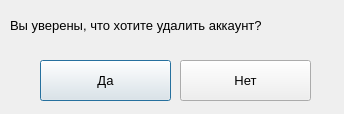
EgLeVor/Course, file DeleteAccountWindow.ui: the form before one commit.
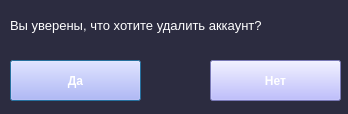
The form after the commit.

```diff
--- a/DeleteAccountWindow.ui
+++ b/DeleteAccountWindow.ui
@@ -6,13 +6,28 @@
    <rect>
     <x>0</x>
     <y>0</y>
-    <width>344</width>
+    <width>348</width>
     <height>114</height>
    </rect>
   </property>
   <property name="windowTitle">
    <string>Удаление аккаунта</string>
   </property>
+  <property name="styleSheet">
+   <string notr="true">QPushButton{
+	font: 75 9pt &quot;MS Shell Dlg 2&quot;;
+	background-color: rgb(170, 170, 255);
+	color: rgb(255, 255, 255);
+	font-weight: bold
+}
+QDialog{
+	background-color: rgb(44, 44, 64);
+}
+QLabel{
+	color: rgb(255, 255, 255);
+}
+</string>
+  </property>
   <widget class="QLabel" name="label">
    <property name="geometry">
     <rect>
@@ -34,7 +49,7 @@
   <widget class="QPushButton" name="yes_btn">
    <property name="geometry">
     <rect>
-     <x>40</x>
+     <x>10</x>
      <y>60</y>
      <width>131</width>
      <height>41</height>
@@ -42,7 +57,11 @@
    </property>
    <property name="font">
     <font>
-     <pointsize>10</pointsize>
+     <family>MS Shell Dlg 2</family>
+     <pointsize>9</pointsize>
+     <weight>75</weight>
+     <italic>false</italic>
+     <bold>true</bold>
     </font>
    </property>
    <property name="text">
@@ -52,7 +71,7 @@
   <widget class="QPushButton" name="no_btn">
    <property name="geometry">
     <rect>
-     <x>180</x>
+     <x>210</x>
      <y>60</y>
      <width>131</width>
      <height>41</height>
@@ -60,7 +79,11 @@
    </property>
    <property name="font">
     <font>
-     <pointsize>10</pointsize>
+     <family>MS Shell Dlg 2</family>
+     <pointsize>9</pointsize>
+     <weight>75</weight>
+     <italic>false</italic>
+     <bold>true</bold>
     </font>
    </property>
    <property name="text">
```
